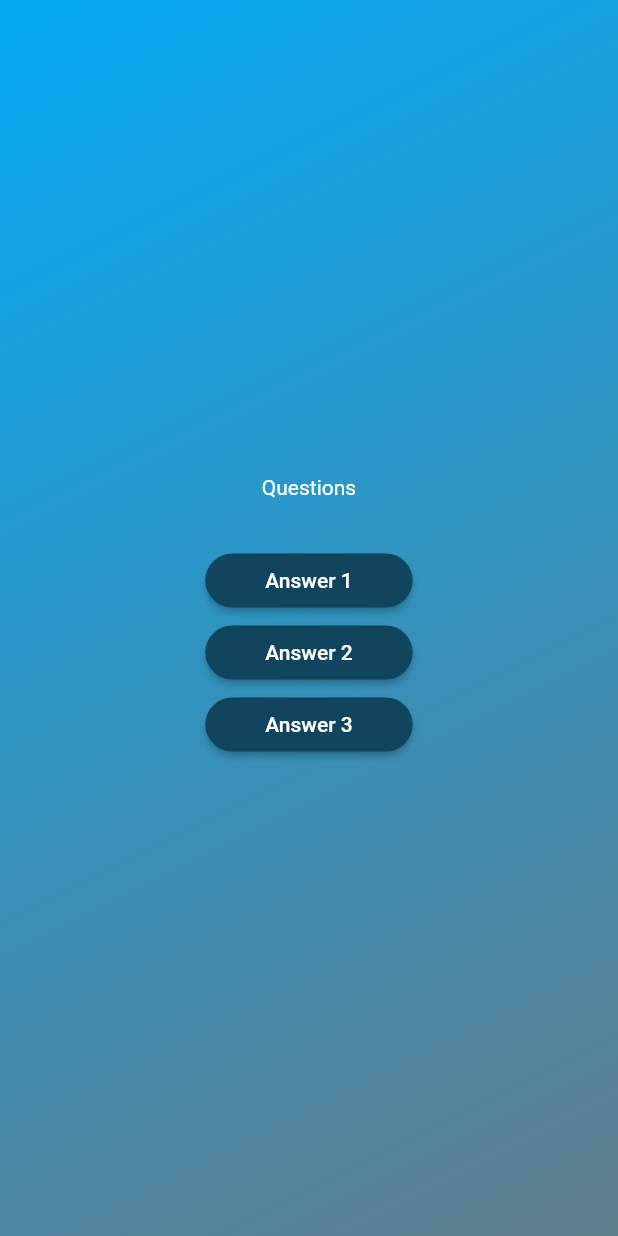
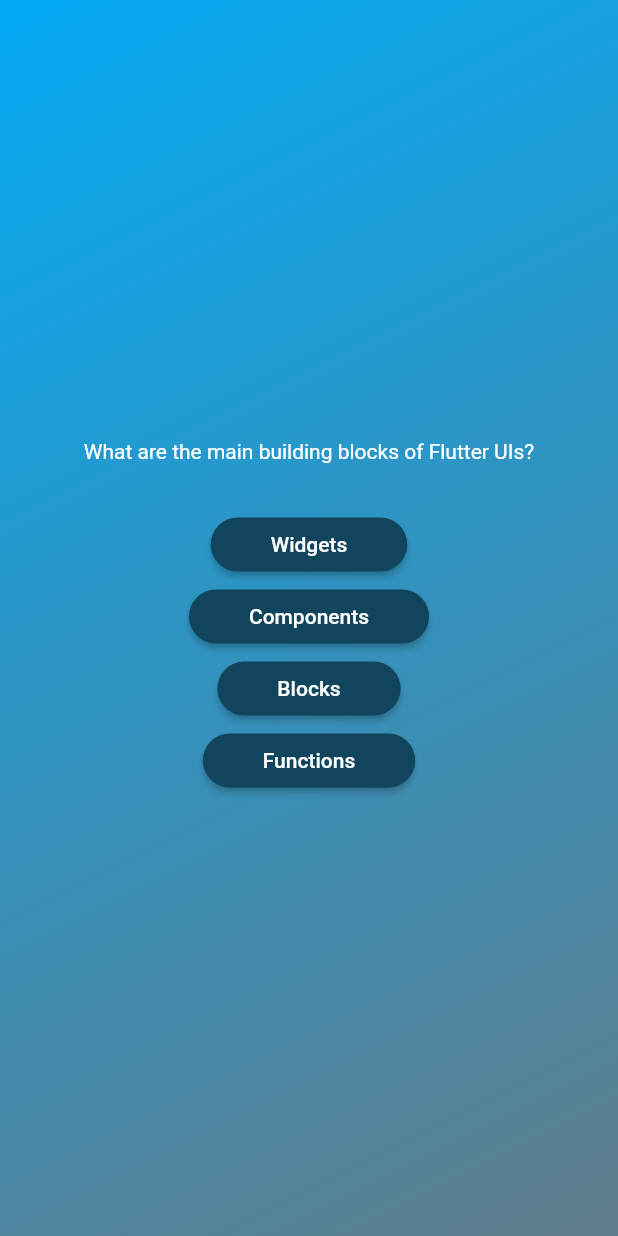
Before and after one commit to alvinwarui29/flutter, a Flutter app: the screen it shows after launch, after a tap on "Start quiz", on a phone screen of 412 x 824 dp. Run offline on Flutter 3.47's test engine with Material 2 defaults, Android fonts, the phone set to English and light mode, and no system bars.

Commit message:
pass data hard way

```diff
--- a/lib/questions_screen.dart
+++ b/lib/questions_screen.dart
@@ -1,5 +1,6 @@
 import 'package:flutter/material.dart';
 import 'package:start/answer_button.dart';
+import 'package:start/data/questions.dart';
 
 class QuestionScreen extends StatefulWidget {
   const QuestionScreen({super.key});
@@ -12,16 +13,18 @@ class QuestionScreen extends StatefulWidget {
 class _QuestionScreenState extends State<QuestionScreen> {
   @override
   Widget build(context) {
+    final currentQuestion = questions[0];
     return SizedBox(
       width: double.infinity,
       child: Column(
         mainAxisAlignment: MainAxisAlignment.center,
         children: [
-          const Text(style: TextStyle(color: (Colors.white)), "Questions"),
+          Text(style: TextStyle(color: (Colors.white)), currentQuestion.text),
           const SizedBox(height: 30),
-          AnswerButton(answer: "Answer 1", onTap: () {}),
-          AnswerButton(answer: "Answer 2", onTap: () {}),
-          AnswerButton(answer: "Answer 3", onTap: () {}),
+          AnswerButton(answer: currentQuestion.answers[0], onTap: () {}),
+          AnswerButton(answer: currentQuestion.answers[1], onTap: () {}),
+          AnswerButton(answer: currentQuestion.answers[2], onTap: () {}),
+          AnswerButton(answer: currentQuestion.answers[3], onTap: () {}),
         ],
       ),
     );
```
